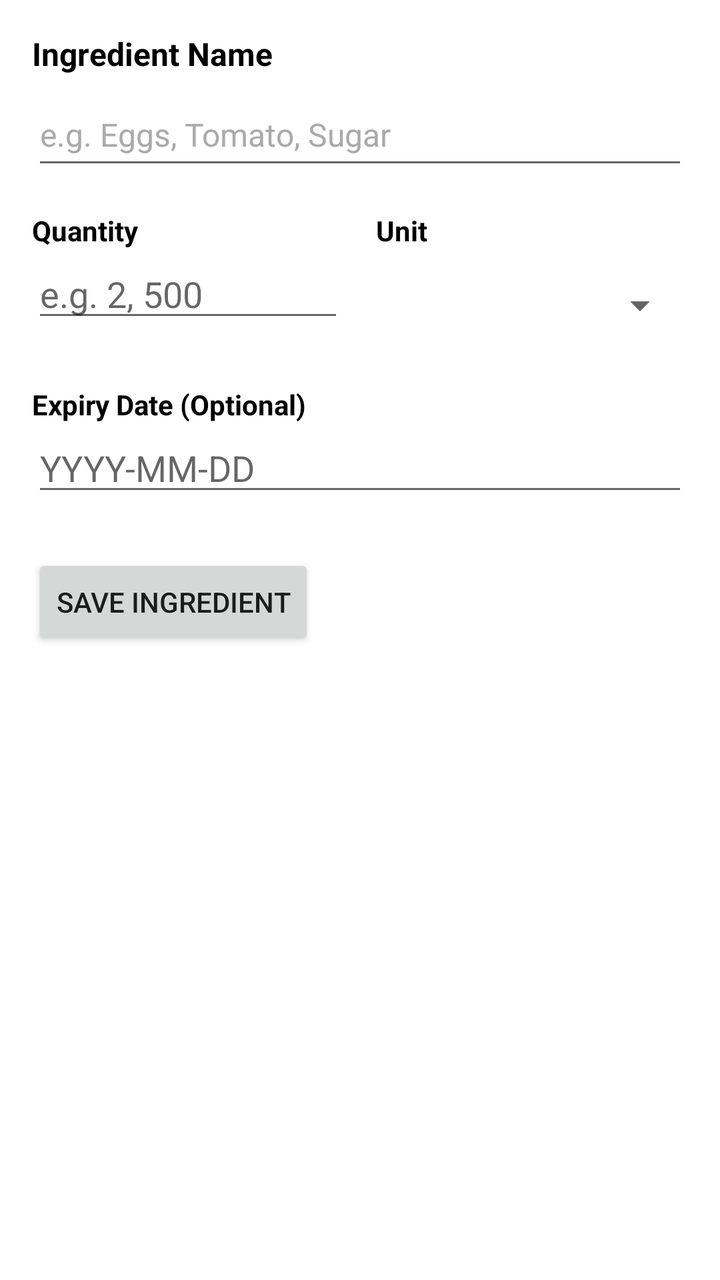
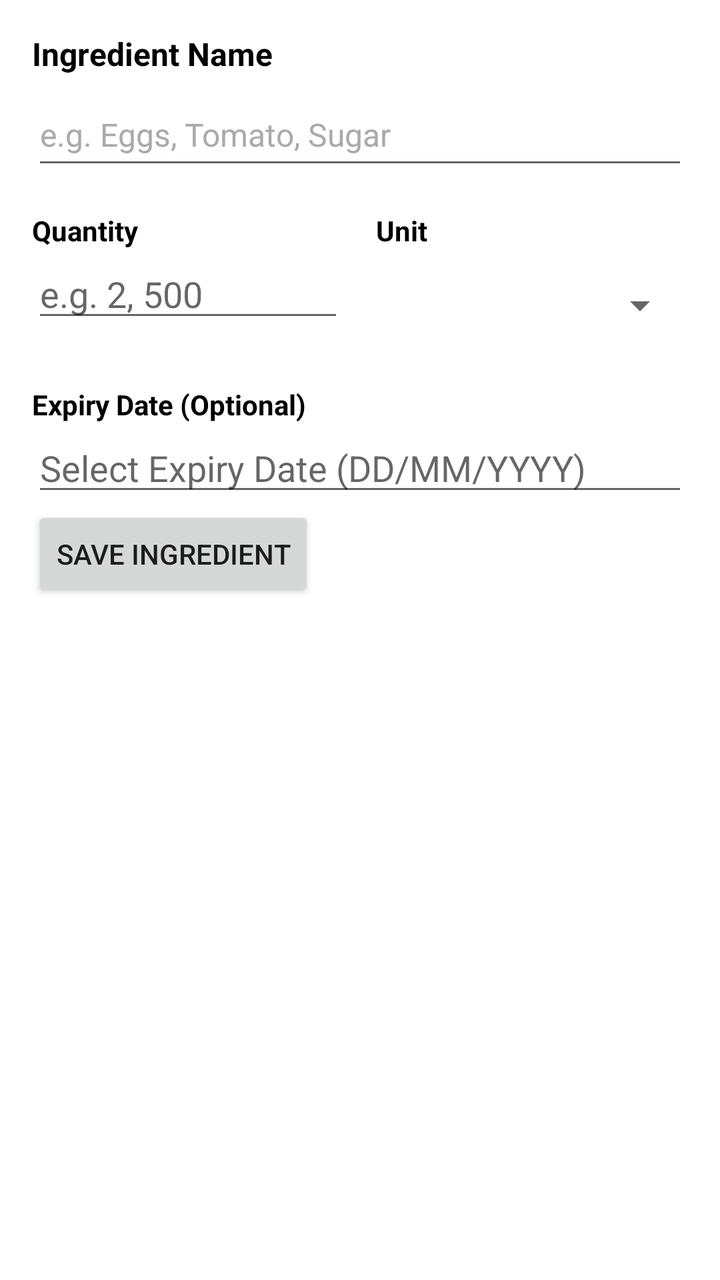

Two renders of the same Android screen: before a commit and after it. Below are the layout's source before the change and the commit's diff.
<!-- AndroidManifest.xml: application theme Theme.MaterialComponents.DayNight.DarkActionBar -->
<!-- res/layout/activity_add_edit_pantry.xml -->
<?xml version="1.0" encoding="utf-8"?>
<ScrollView xmlns:android="http://schemas.android.com/apk/res/android"
    android:id="@+id/srollViewRoot"
    android:layout_width="match_parent"
    android:layout_height="match_parent"
    android:fillViewport="true"
    android:fitsSystemWindows="true"
    android:padding="16dp"
    android:visibility="visible">

    <LinearLayout
        android:layout_width="match_parent"
        android:layout_height="wrap_content"
        android:orientation="vertical">

        
        <TextView
            android:layout_width="wrap_content"
            android:layout_height="wrap_content"
            android:text="Ingredient Name"
            android:textColor="@android:color/black"
            android:textSize="16sp"
            android:textStyle="bold" />

        
        <EditText
            android:id="@+id/edtIngredientName"
            android:layout_width="match_parent"
            android:layout_height="wrap_content"
            android:layout_marginTop="4dp"
            android:layout_marginBottom="16dp"
            android:textSize="16sp"
            android:hint="e.g. Eggs, Tomato, Sugar"
            android:inputType="textCapWords"
            android:minHeight="48dp"
            android:textColor="@color/black"
            android:textColorHint="@android:color/darker_gray"/>

        
        <LinearLayout
            android:layout_width="match_parent"
            android:layout_height="wrap_content"
            android:layout_marginBottom="16dp"
            android:baselineAligned="false"
            android:orientation="horizontal">

            <LinearLayout
                android:layout_width="0dp"
                android:layout_height="wrap_content"
                android:layout_marginEnd="8dp"
                android:layout_weight="1"
                android:orientation="vertical">

                <TextView
                    android:layout_width="wrap_content"
                    android:layout_height="wrap_content"
                    android:text="Quantity"
                    android:textColor="@android:color/black"
                    android:textStyle="bold" />

                <EditText
                    android:id="@+id/edtIngredientQuantity"
                    android:layout_width="match_parent"
                    android:layout_height="wrap_content"
                    android:hint="e.g. 2, 500"
                    android:inputType="numberDecimal" />
            </LinearLayout>

            <LinearLayout
                android:layout_width="0dp"
                android:layout_height="wrap_content"
                android:layout_marginStart="8dp"
                android:layout_weight="1"
                android:orientation="vertical">

                <TextView
                    android:layout_width="wrap_content"
                    android:layout_height="wrap_content"
                    android:text="Unit"
                    android:textColor="@android:color/black"
                    android:textStyle="bold" />

                <Spinner
                    android:id="@+id/spinnerUnit"
                    android:layout_width="match_parent"
                    android:layout_height="48dp"
                    android:layout_marginTop="4dp" />
            </LinearLayout>
        </LinearLayout>

        
        <TextView
            android:layout_width="wrap_content"
            android:layout_height="wrap_content"
            android:text="Expiry Date (Optional)"
            android:textColor="@android:color/black"
            android:textStyle="bold" />

        <EditText
            android:id="@+id/edtIngredientExpiry"
            android:layout_width="match_parent"
            android:layout_height="wrap_content"
            android:layout_marginBottom="24dp"
            android:hint="YYYY-MM-DD"
            android:inputType="date" />

        <Button
            android:id="@+id/btnSaveIngredient"
            android:layout_width="wrap_content"
            android:layout_height="wrap_content"
            android:padding="12dp"
            android:text="Save Ingredient" />
    </LinearLayout>

</ScrollView>
<!-- resources referenced by this layout -->
<resources>
  <color name="black">#FF000000</color>
</resources>

<!-- the commit's change to res/layout/activity_add_edit_pantry.xml (unified diff, before → after) -->
@@ -100,9 +100,11 @@
             android:id="@+id/edtIngredientExpiry"
             android:layout_width="match_parent"
             android:layout_height="wrap_content"
-            android:layout_marginBottom="24dp"
-            android:hint="YYYY-MM-DD"
-            android:inputType="date" />
+            android:hint="Select Expiry Date (DD/MM/YYYY)"
+            android:focusable="false"
+            android:clickable="true"
+            android:cursorVisible="false"
+            android:inputType="none" />
 
         <Button
             android:id="@+id/btnSaveIngredient"
